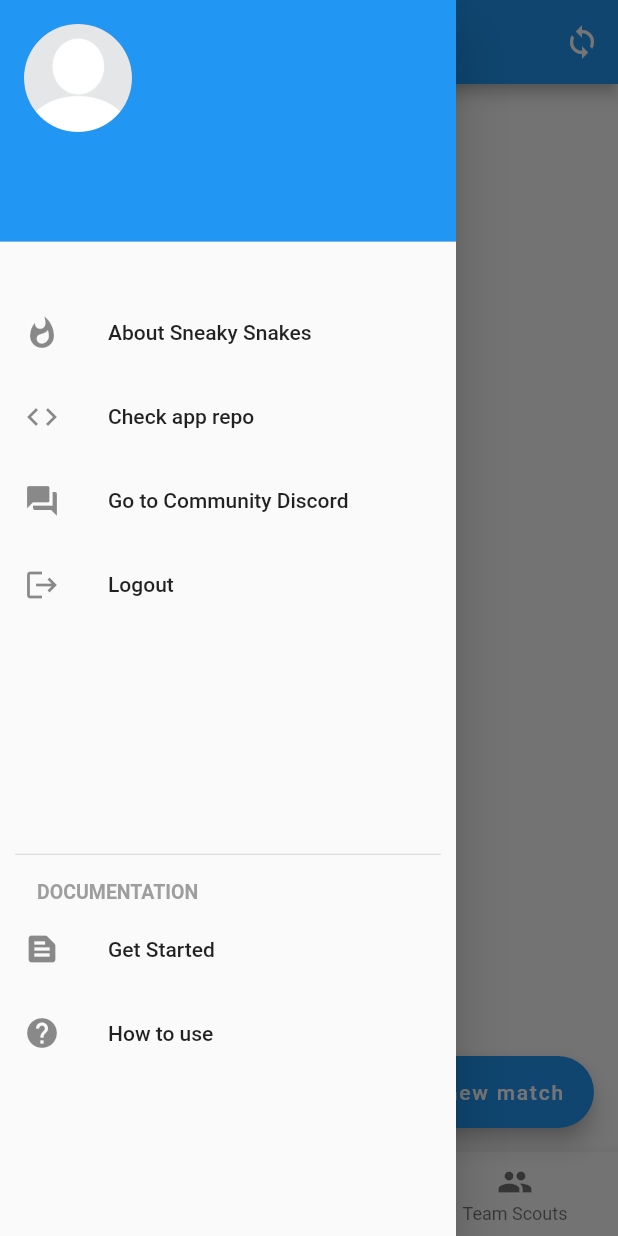
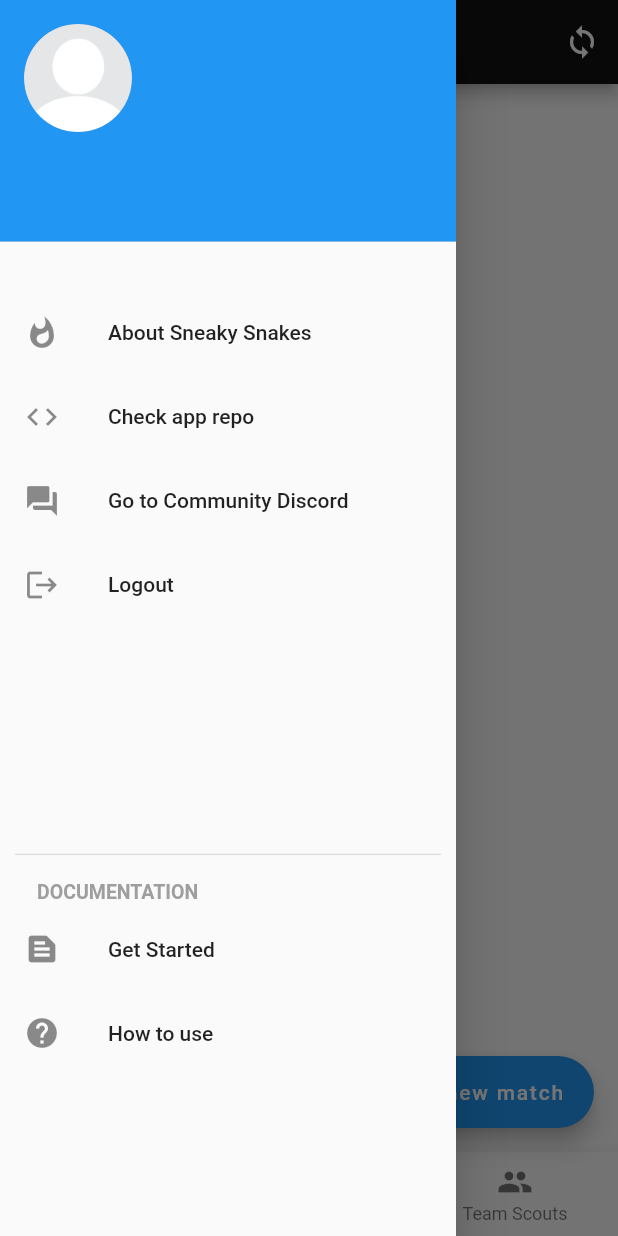
Before and after one commit to alpceylan/sneaky-scout, a Flutter app: the HomeScreen screen opened directly with empty values, with the side drawer open, on a phone screen of 412 x 824 dp. Run offline on Flutter 3.47's test engine with Material 2 defaults, Android fonts, the phone set to English and light mode, and no system bars; our stand-ins replace cloud_firestore, firebase_auth, firebase_core, firebase_storage, image_picker, material_segmented_control and 2 more; missing offline and left inert: gsheets; accounts and stored records are empty; key blocks and very long unbroken strings in the code were emptied for the run.

Commit message:
add dark mode

```diff
--- /dev/null
+++ b/lib/helpers/extension.dart
@@ -0,0 +1,16 @@
+import 'package:flutter/material.dart';
+
+extension HexColor on Color {
+  static Color fromHex(String hexString) {
+    final buffer = StringBuffer();
+    if (hexString.length == 6 || hexString.length == 7) buffer.write('ff');
+    buffer.write(hexString.replaceFirst('#', ''));
+    return Color(int.parse(buffer.toString(), radix: 16));
+  }
+
+  String toHex({bool leadingHashSign = true}) => '${leadingHashSign ? '#' : ''}'
+      '${alpha.toRadixString(16).padLeft(2, '0')}'
+      '${red.toRadixString(16).padLeft(2, '0')}'
+      '${green.toRadixString(16).padLeft(2, '0')}'
+      '${blue.toRadixString(16).padLeft(2, '0')}';
+}
--- a/lib/main.dart
+++ b/lib/main.dart
@@ -8,6 +8,9 @@ import 'package:sneakyscout/screens/match_scouting_detail/match_scouting_detail_
 import 'package:sneakyscout/screens/pit_scouting_detail/pit_scouting_detail_screen.dart';
 import 'package:sneakyscout/screens/root_screen.dart';
 
+// Helpers
+import 'package:sneakyscout/helpers/extension.dart';
+
 void main() async {
   WidgetsFlutterBinding.ensureInitialized();
   await Firebase.initializeApp();
@@ -15,14 +18,21 @@ void main() async {
 }
 
 class MyApp extends StatelessWidget {
+  final Color darkThemeBg = HexColor.fromHex("#121212");
+  final Color lightThemeBg = HexColor.fromHex("#FFFFFF");
+
   @override
   Widget build(BuildContext context) {
     return MaterialApp(
       title: 'Sneaky Scout',
       debugShowCheckedModeBanner: false,
       theme: ThemeData(
-        primarySwatch: Colors.blue,
+        primaryColor: lightThemeBg,
       ),
+      darkTheme: ThemeData(
+        primaryColor: darkThemeBg,
+      ),
+      themeMode: ThemeMode.dark,
       home: RootScreen(),
       routes: {
         HomeScreen.routeName: (ctx) => HomeScreen(),
```
